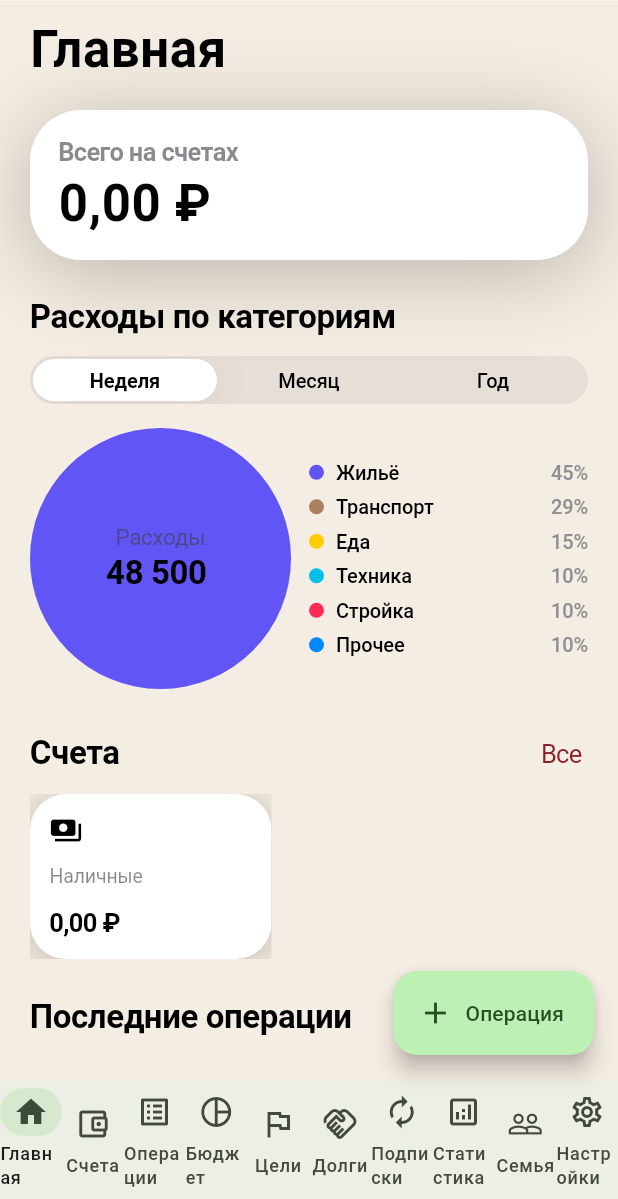
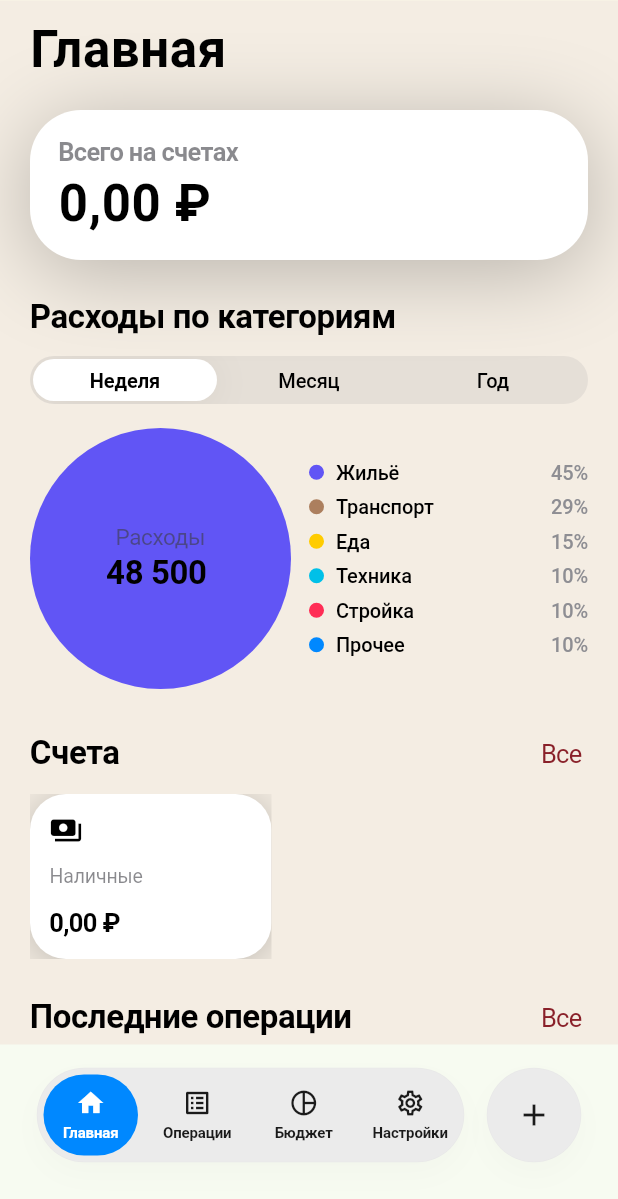
Before and after one commit to 0mnl/MyMoney, a Flutter app: the screen it shows after launch, on a phone screen of 412 x 824 dp, the part 37-1236 px from its top. Run offline on Flutter 3.47's test engine with Material 3 defaults, Android fonts, the phone set to English and light mode, and no system bars; our stand-ins replace connectivity_plus, dio, fl_chart, flutter_riverpod, flutter_secure_storage, isar and 5 more; accounts and stored records are empty; generated files the repository leaves out were written again; network calls fail; Roboto replaces fonts that are missing (SF Pro).

Commit message:
feat(mobile): bottom nav bar по Figma-макету (pill + круглая кнопка +)

```diff
--- a/mobile/lib/presentation/screens/home_shell.dart
+++ b/mobile/lib/presentation/screens/home_shell.dart
@@ -3,26 +3,14 @@
 
 import '../../core/providers/api_providers.dart';
 import '../../sync/sync_scheduler.dart';
-import 'accounts_screen.dart';
 import 'add_transaction_screen.dart';
-import 'analytics_screen.dart';
 import 'budgets_screen.dart';
-import 'debts_screen.dart';
-import 'family_screen.dart';
-import 'goals_screen.dart';
 import 'home_tab.dart';
 import 'settings_screen.dart';
-import 'subscriptions_screen.dart';
 import 'transactions_screen.dart';
 
-/// Индекс выбранной вкладки. Вынесен в провайдер, чтобы отдельные экраны
-/// (например, «Все» / карточки счетов на главной, пункты меню в настройках)
-/// могли переключать таб без пробрасывания колбэков.
 final homeShellTabProvider = StateProvider<int>((_) => 0);
 
-/// Root scaffold with a bottom navigation. Settings tab hosts backend/sync/family
-/// setup (Etap 4). A floating action button opens the central UC-03/UC-04
-/// "Add Transaction" flow (Bible § 8, ≤ 3 steps).
 class HomeShell extends ConsumerStatefulWidget {
   const HomeShell({super.key});
 
@@ -33,21 +21,13 @@
 class _HomeShellState extends ConsumerState<HomeShell> {
   static const _tabs = <Widget>[
     HomeTab(),
-    AccountsScreen(),
     TransactionsScreen(),
     BudgetsScreen(),
-    GoalsScreen(),
-    DebtsScreen(),
-    SubscriptionsScreen(),
-    AnalyticsScreen(),
-    FamilyScreen(),
     SettingsScreen(),
   ];
 
   @override
   Widget build(BuildContext context) {
-    // Keep the scheduler alive while the shell is on screen. It only starts
-    // once regardless of how many times this build fires (see start() guard).
     ref.listen(syncSchedulerProvider, (_, next) {
       next.whenData((s) => s.start());
     });
@@ -62,38 +42,149 @@
           Expanded(child: IndexedStack(index: index, children: _tabs)),
         ],
       ),
-      floatingActionButton: FloatingActionButton.extended(
-        onPressed: () async {
+      bottomNavigationBar: _FigmaBottomNav(
+        selectedIndex: index,
+        onTabSelected: (i) => ref.read(homeShellTabProvider.notifier).state = i,
+        onAddPressed: () async {
           await Navigator.of(context).push(
             MaterialPageRoute<void>(builder: (_) => const AddTransactionScreen()),
           );
         },
-        icon: const Icon(Icons.add),
-        label: const Text('Операция'),
       ),
-      bottomNavigationBar: NavigationBar(
-        selectedIndex: index,
-        onDestinationSelected: (i) =>
-            ref.read(homeShellTabProvider.notifier).state = i,
-        destinations: const [
-          NavigationDestination(icon: Icon(Icons.home_outlined), selectedIcon: Icon(Icons.home), label: 'Главная'),
-          NavigationDestination(icon: Icon(Icons.account_balance_wallet_outlined), selectedIcon: Icon(Icons.account_balance_wallet), label: 'Счета'),
-          NavigationDestination(icon: Icon(Icons.list_alt_outlined), selectedIcon: Icon(Icons.list_alt), label: 'Операции'),
-          NavigationDestination(icon: Icon(Icons.pie_chart_outline), selectedIcon: Icon(Icons.pie_chart), label: 'Бюджет'),
-          NavigationDestination(icon: Icon(Icons.flag_outlined), selectedIcon: Icon(Icons.flag), label: 'Цели'),
-          NavigationDestination(icon: Icon(Icons.handshake_outlined), selectedIcon: Icon(Icons.handshake), label: 'Долги'),
-          NavigationDestination(icon: Icon(Icons.autorenew_outlined), selectedIcon: Icon(Icons.autorenew), label: 'Подписки'),
-          NavigationDestination(icon: Icon(Icons.analytics_outlined), selectedIcon: Icon(Icons.analytics), label: 'Статистика'),
-          NavigationDestination(icon: Icon(Icons.people_outline), selectedIcon: Icon(Icons.people), label: 'Семья'),
-          NavigationDestination(icon: Icon(Icons.settings_outlined), selectedIcon: Icon(Icons.settings), label: 'Настройки'),
+    );
+  }
+}
+
+// ─── Custom bottom nav matching Figma design ────────────────────────────────
+
+class _FigmaBottomNav extends StatelessWidget {
+  const _FigmaBottomNav({
+    required this.selectedIndex,
+    required this.onTabSelected,
+    required this.onAddPressed,
+  });
+
+  final int selectedIndex;
+  final ValueChanged<int> onTabSelected;
+  final VoidCallback onAddPressed;
+
+  static const _activeColor = Color(0xFF0088FF);
+  static const _inactiveColor = Color(0xFF1A1A1A);
+  static const _pillBg = Color(0x33F8F8F8);
+  static const _pillShadows = [
+    BoxShadow(
+      color: Color(0x05000000),
+      blurRadius: 15,
+      offset: Offset(0, 8),
+    ),
+    BoxShadow(
+      color: Color(0xFFE8E8E8),
+      blurRadius: 0,
+      spreadRadius: 0.5,
+    ),
+  ];
+
+  static const _items = [
+    (Icons.home_outlined, Icons.home, 'Главная'),
+    (Icons.list_alt_outlined, Icons.list_alt, 'Операции'),
+    (Icons.pie_chart_outline, Icons.pie_chart, 'Бюджет'),
+    (Icons.settings_outlined, Icons.settings, 'Настройки'),
+  ];
+
+  @override
+  Widget build(BuildContext context) {
+    final bottomPadding = MediaQuery.of(context).padding.bottom;
+
+    return Container(
+      color: Colors.transparent,
+      padding: EdgeInsets.only(
+        top: 16,
+        left: 25,
+        right: 25,
+        bottom: 25 + bottomPadding,
+      ),
+      child: Row(
+        crossAxisAlignment: CrossAxisAlignment.end,
+        children: [
+          // Pill with 4 tabs
+          Expanded(
+            child: Container(
+              height: 62,
+              decoration: const BoxDecoration(
+                color: _pillBg,
+                borderRadius: BorderRadius.all(Radius.circular(1000)),
+                boxShadow: _pillShadows,
+              ),
+              child: Row(
+                children: List.generate(_items.length, (i) {
+                  final (outlinedIcon, filledIcon, label) = _items[i];
+                  final isActive = i == selectedIndex;
+                  return Expanded(
+                    child: GestureDetector(
+                      behavior: HitTestBehavior.opaque,
+                      onTap: () => onTabSelected(i),
+                      child: Container(
+                        margin: const EdgeInsets.all(4),
+                        decoration: isActive
+                            ? const BoxDecoration(
+                                color: _activeColor,
+                                borderRadius: BorderRadius.all(Radius.circular(100)),
+                              )
+                            : null,
+                        child: Column(
+                          mainAxisAlignment: MainAxisAlignment.center,
+                          children: [
+                            Icon(
+                              isActive ? filledIcon : outlinedIcon,
+                              size: 20,
+                              color: isActive ? Colors.white : _inactiveColor,
+                            ),
+                            const SizedBox(height: 2),
+                            Text(
+                              label,
+                              style: TextStyle(
+                                fontSize: 10,
+                                fontWeight: FontWeight.w600,
+                                color: isActive ? Colors.white : _inactiveColor,
+                                letterSpacing: -0.1,
+                              ),
+                            ),
+                          ],
+                        ),
+                      ),
+                    ),
+                  );
+                }),
+              ),
+            ),
+          ),
+          const SizedBox(width: 16),
+          // Circular add button
+          GestureDetector(
+            onTap: onAddPressed,
+            child: Container(
+              width: 62,
+              height: 62,
+              decoration: const BoxDecoration(
+                color: _pillBg,
+                shape: BoxShape.circle,
+                boxShadow: _pillShadows,
+              ),
+              child: const Icon(
+                Icons.add,
+                size: 24,
+                color: _inactiveColor,
+              ),
+            ),
+          ),
         ],
       ),
     );
   }
 }
 
-/// Slim strip at the top: shown only when sync is not idle. Идея — не мешать
-/// нормальному использованию, но показать состояние если что-то не так.
+// ─── Sync status strip ───────────────────────────────────────────────────────
+
 class _SyncStatusBar extends ConsumerWidget {
   const _SyncStatusBar();
 
```
